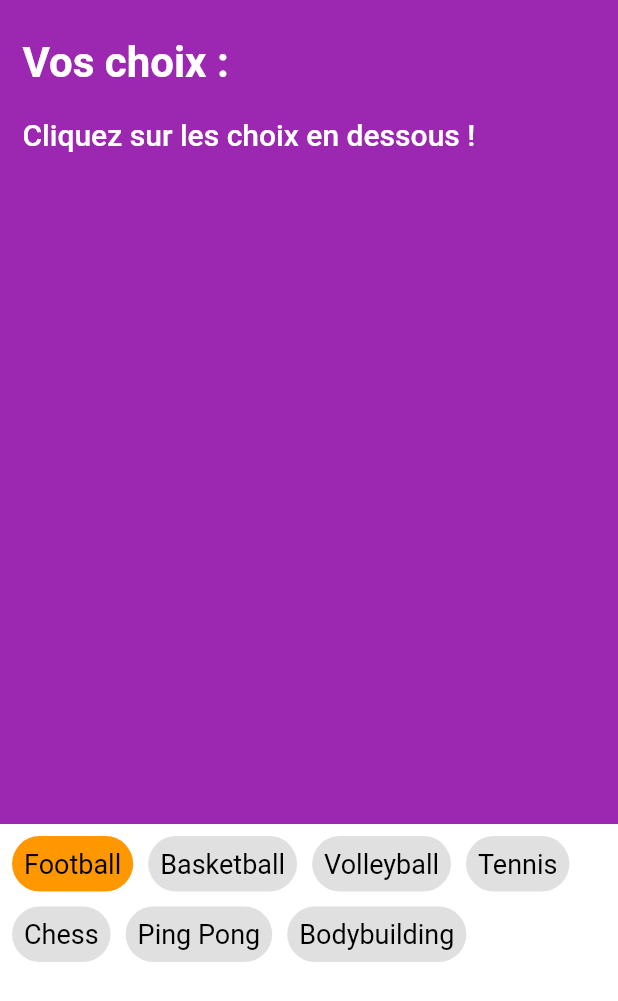
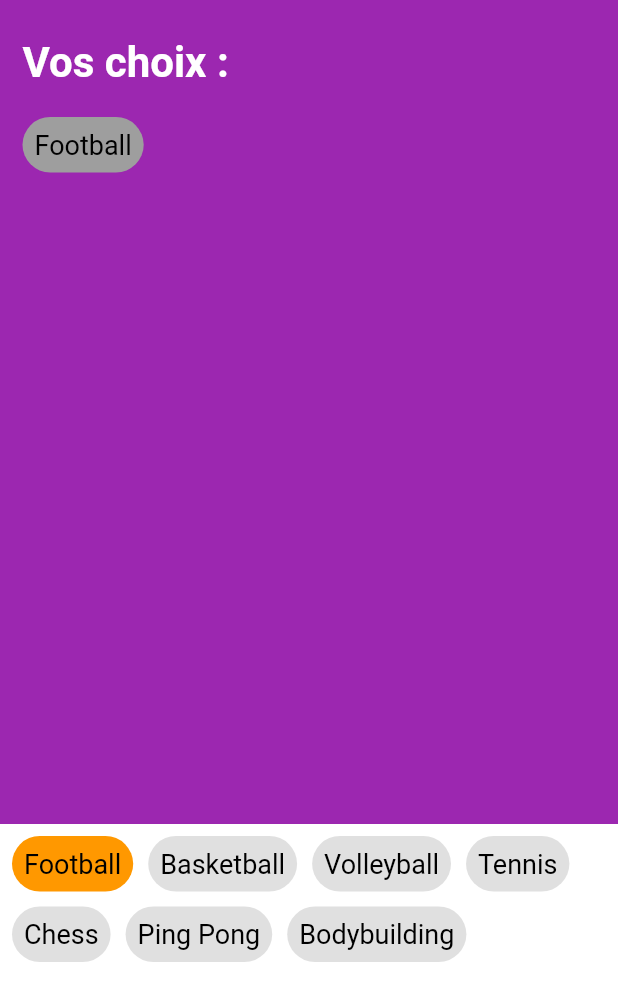
Before and after one commit to RemyMach/esgi_flutter_td, a Flutter app: the screen it shows after launch, after a tap on "Football", on a phone screen of 412 x 824 dp. Shown: the top 1001 px of the screen. Run offline on Flutter 3.47's test engine with Material 2 defaults, Android fonts, the phone set to English and light mode, and no system bars.

Commit message:
add function to click chip and transfer it in header

```diff
--- a/lib/choice_item.dart
+++ b/lib/choice_item.dart
@@ -20,14 +20,16 @@ class ChoiceItem extends StatelessWidget {
   Widget build(BuildContext context) {
     return GestureDetector(
       onTap: () {
-        onTap!(text);
+        if( onTap != null ) {
+          onTap!(text);
+        }
       },
       child: Container(
         padding: const EdgeInsets.all(8),
         decoration: BoxDecoration(
           color: backgroundColor,
           shape: BoxShape.rectangle,
-          borderRadius: BorderRadius.all(Radius.circular(20)),
+          borderRadius: const BorderRadius.all(Radius.circular(20)),
         ),
         child: Text(
           text,
--- a/lib/footer.dart
+++ b/lib/footer.dart
@@ -3,25 +3,21 @@ import 'package:td_flutter/choice_item.dart';
 
 class Footer extends StatefulWidget {
   final int heightFlex;
+  final Function selectHobby;
 
-  const Footer({Key? key, required this.heightFlex}) : super(key: key);
+  const Footer({Key? key, required this.heightFlex, required this.selectHobby})
+      : super(key: key);
 
   @override
-  State<Footer> createState() => _FooterState(heightFlex: heightFlex);
+  State<Footer> createState() => _FooterState(
+        heightFlex: heightFlex,
+        selectHobby: selectHobby,
+      );
 }
 
 class _FooterState extends State<Footer> {
   final int heightFlex;
-
-  /*List<String> hobbies = [
-    "Football",
-    "Basketball",
-    "Volleyball",
-    "Tennis",
-    "Chess",
-    "Ping Pong",
-    "Bodybuilding",
-  ];*/
+  final Function selectHobby;
   Map<String, Color> hobbies = {
     "Football": Colors.black12,
     "Basketball": Colors.black12,
@@ -32,7 +28,7 @@ class _FooterState extends State<Footer> {
     "Bodybuilding": Colors.black12,
   };
 
-  _FooterState({Key? key, required this.heightFlex});
+  _FooterState({Key? key, required this.heightFlex, required this.selectHobby});
 
   @override
   Widget build(BuildContext context) {
@@ -63,9 +59,13 @@ class _FooterState extends State<Footer> {
 
   void _onTap(String textTapped) {
     setState(() {
-      hobbies[textTapped] = hobbies[textTapped] == Colors.black12
-          ? Colors.orange
-          : Colors.black12;
+      if (hobbies[textTapped] == Colors.black12) {
+        hobbies[textTapped] = Colors.orange;
+        selectHobby(textTapped);
+      } else {
+        hobbies[textTapped] = Colors.black12;
+        selectHobby(textTapped);
+      }
     });
   }
 }
--- a/lib/header.dart
+++ b/lib/header.dart
@@ -1,9 +1,13 @@
 import 'package:flutter/material.dart';
+import 'package:td_flutter/choice_item.dart';
 
 class Header extends StatelessWidget {
   final int heightFlex;
+  final List<String> selectedHobbies;
 
-  const Header({Key? key, required this.heightFlex}) : super(key: key);
+  const Header(
+      {Key? key, required this.heightFlex, required this.selectedHobbies})
+      : super(key: key);
 
   @override
   Widget build(BuildContext context) {
@@ -17,8 +21,8 @@ class Header extends StatelessWidget {
             child: Column(
               mainAxisAlignment: MainAxisAlignment.start,
               crossAxisAlignment: CrossAxisAlignment.start,
-              children: const [
-                Padding(
+              children: [
+                const Padding(
                   padding: EdgeInsets.symmetric(vertical: 10),
                   child: Text(
                     'Vos choix :',
@@ -30,14 +34,27 @@ class Header extends StatelessWidget {
                   ),
                 ),
                 Padding(
-                  padding: EdgeInsets.symmetric(vertical: 10),
-                  child: Text(
+                  padding: const EdgeInsets.symmetric(vertical: 10),
+                  child: selectedHobbies.isEmpty
+                      ? const Text(
                           'Cliquez sur les choix en dessous !',
                           style: TextStyle(
                             color: Colors.white,
                             fontSize: 20,
                             fontWeight: FontWeight.w500,
                           ),
+                        )
+                      : Wrap(
+                          spacing: 10,
+                          runSpacing: 10,
+                          children: selectedHobbies.map((element) {
+                            return ChoiceItem(
+                              text: element,
+                              sizeText: 18,
+                              textColor: Colors.black,
+                              backgroundColor: Colors.grey,
+                            );
+                          }).toList(),
                         ),
                 )
               ],
--- a/lib/main.dart
+++ b/lib/main.dart
@@ -26,8 +26,15 @@ class MyApp extends StatelessWidget {
   }
 }
 
-class Home extends StatelessWidget {
+class Home extends StatefulWidget {
   const Home({Key? key}) : super(key: key);
+
+  @override
+  State<Home> createState() => _HomeState();
+}
+
+class _HomeState extends State<Home> {
+  List<String> selectedHobbies = [];
 
   @override
   Widget build(BuildContext context) {
@@ -35,11 +42,27 @@ class Home extends StatelessWidget {
       body: SafeArea(
         child: Column(
           children: [
-            const Header(heightFlex: 2),
-            Footer(heightFlex: 1),
+            Header(
+              heightFlex: 2,
+              selectedHobbies: selectedHobbies,
+            ),
+            Footer(
+              heightFlex: 1,
+              selectHobby: _selectHobby,
+            ),
           ],
         ),
       ),
     );
   }
+
+  void _selectHobby(String textTapped) {
+    setState(() {
+      if (!selectedHobbies.contains(textTapped)) {
+        selectedHobbies.add(textTapped);
+      } else {
+        selectedHobbies.remove(textTapped);
+      }
+    });
+  }
 }
```
Lines whose indentation alone changed are shown as unchanged.
